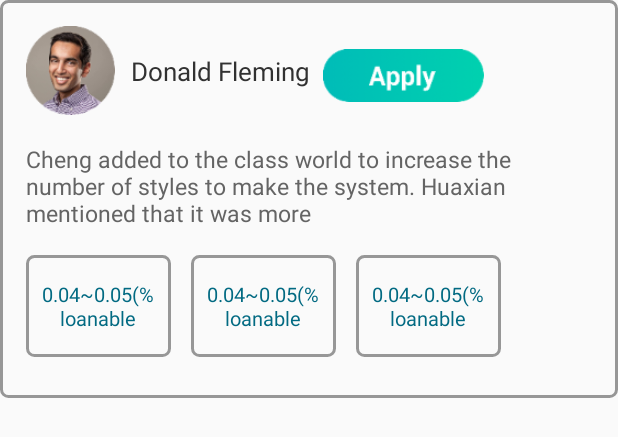
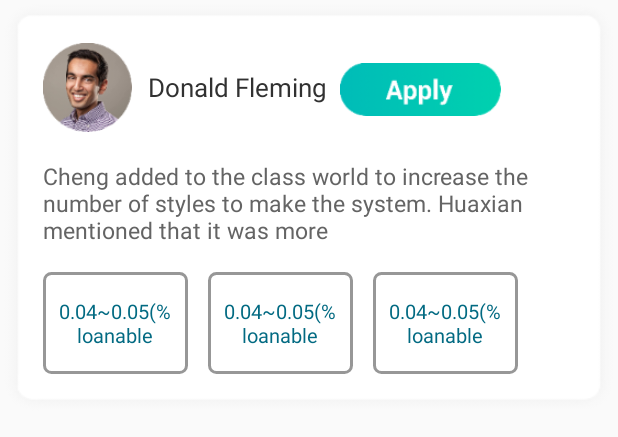
Before and after one commit to ALanTin00/MoneyDemo, an Android app: the layout adater_loans.xml on its own in the app's theme, with its tools: preview values and no code run, on a phone screen of 412 x 824 dp. Shown: the top 437 px of the screen. Run offline under Robolectric (Android 15) with nearby library versions, the light colour scheme and no system bars.

Commit message:
完善首页列表页面

```diff
--- a/app/src/main/res/layout/adater_loans.xml
+++ b/app/src/main/res/layout/adater_loans.xml
@@ -4,14 +4,14 @@
     android:layout_width="match_parent"
     android:layout_height="wrap_content"
     android:paddingBottom="@dimen/dp_25"
-    android:background="@drawable/bg_97_r4">
+    android:background="@mipmap/my_item">
 
     <ImageView
         android:id="@+id/head_iv"
         android:layout_width="@dimen/dp_54"
         android:layout_height="@dimen/dp_54"
-        android:layout_marginLeft="@dimen/dp_16"
-        android:layout_marginTop="@dimen/dp_16"
+        android:layout_marginLeft="@dimen/dp_26"
+        android:layout_marginTop="@dimen/dp_26"
         android:src="@mipmap/user_icon"/>
 
     <TextView
@@ -22,14 +22,14 @@
         android:text="Donald Fleming"
         android:textSize="@dimen/sp_16"
         android:layout_marginLeft="@dimen/dp_10"
-        android:layout_marginTop="@dimen/dp_32"
+        android:layout_marginTop="@dimen/dp_42"
         android:textColor="@color/color_313131"/>
 
     <ImageView
         android:id="@+id/apply_iv"
         android:layout_width="@dimen/dp_98"
         android:layout_height="@dimen/dp_32"
-        android:layout_marginTop="@dimen/dp_30"
+        android:layout_marginTop="@dimen/dp_38"
         android:layout_marginLeft="@dimen/dp_8"
         android:background="@mipmap/apply_btn"
         android:layout_toRightOf="@+id/name_tv"/>
@@ -39,8 +39,8 @@
         android:layout_width="wrap_content"
         android:layout_height="wrap_content"
         android:layout_below="@+id/head_iv"
-        android:layout_marginLeft="@dimen/dp_16"
-        android:layout_marginRight="@dimen/dp_16"
+        android:layout_marginLeft="@dimen/dp_26"
+        android:layout_marginRight="@dimen/dp_26"
         android:layout_marginTop="@dimen/dp_17"
         android:textSize="@dimen/sp_14"
         android:textColor="@color/color_646464"
--- a/app/src/main/res/layout/fragment_home.xml
+++ b/app/src/main/res/layout/fragment_home.xml
@@ -18,8 +18,8 @@
         android:id="@+id/adfb_srl"
         android:layout_width="match_parent"
         android:layout_height="match_parent"
-        android:layout_marginLeft="@dimen/dp_27"
-        android:layout_marginRight="@dimen/dp_27">
+        android:layout_marginLeft="@dimen/dp_17"
+        android:layout_marginRight="@dimen/dp_17">
 
         <android.support.v7.widget.RecyclerView
             android:id="@+id/adfb_rl"
```
Also changed, not shown: app/src/main/res/mipmap-xxxhdpi/my_item.png (added).
